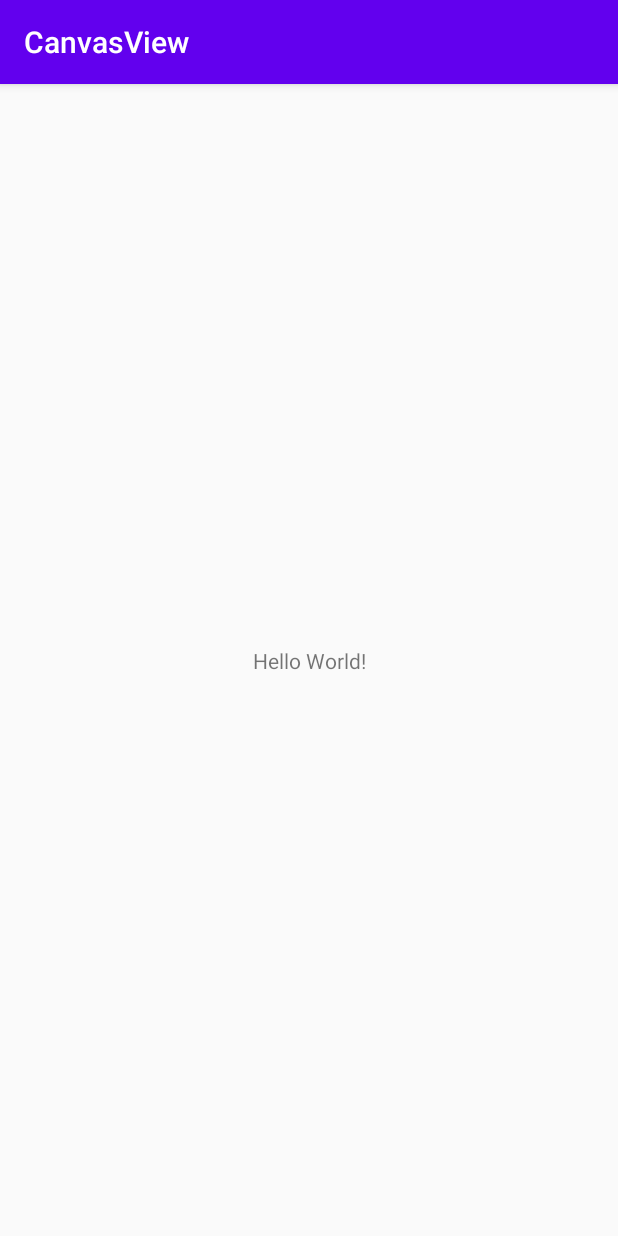
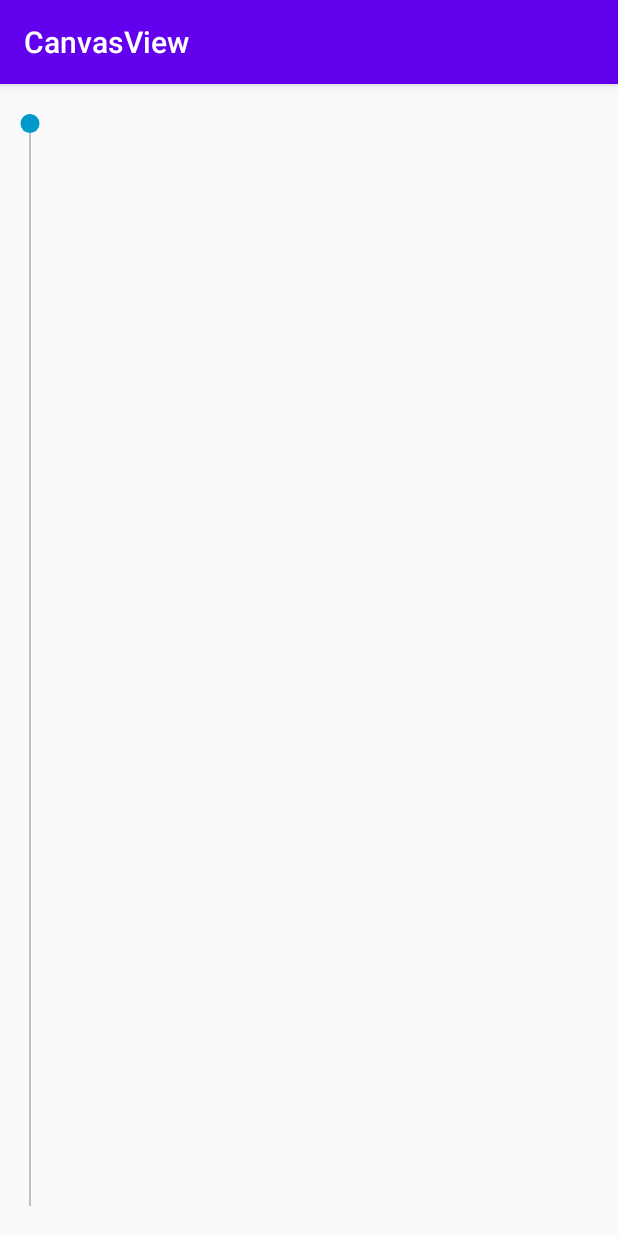
Before and after one commit to xcodeju/CanvasView, an Android app: the screen it shows after launch (MainActivity), on a phone screen of 412 x 824 dp. Run offline under Robolectric (Android 15) with nearby library versions, the phone set to English and light mode, and no system bars.

Commit message:
2.添加滑动条

```diff
--- /dev/null
+++ b/app/src/main/java/me/jrl/canvasview/Slider.kt
@@ -0,0 +1,129 @@
+package me.jrl.canvasview
+
+import android.content.Context
+import android.graphics.Canvas
+import android.graphics.Color
+import android.graphics.Paint
+import android.util.AttributeSet
+import android.view.MotionEvent
+import android.view.View
+
+class Slider : View {
+
+    //画笔(绘制滑动条)
+    private val mPaint by lazy {
+        Paint().apply {
+            color = mColor
+            strokeWidth = mLineWidth
+            style = Paint.Style.STROKE
+            isAntiAlias = true
+        }
+    }
+
+    //颜色
+    private var mColor:Int = 0
+    //线宽
+    private var mLineWidth = 0f
+    //小圆半径
+    private var mRadius = 0f
+    //记录触摸滑动值
+    private var position = 0f
+
+    //绘制不可变的线条背景
+    private val mSliderPaint: Paint by lazy {
+        Paint().apply {
+            color = Color.GRAY
+            strokeWidth = mLineWidth
+            style = Paint.Style.STROKE
+            isAntiAlias = true
+        }
+    }
+    //绘制小圆
+    private val mCirclePaint: Paint by lazy {
+        Paint().apply {
+            color = mColor
+            style = Paint.Style.FILL
+            isAntiAlias = true
+        }
+    }
+
+    constructor(context: Context):super(context){}
+
+    constructor(context: Context,attrs:AttributeSet?):super(context,attrs){
+        init(context, attrs)
+    }
+
+
+    /**
+     * 初始化
+     * */
+    private fun init(context: Context, attrs: AttributeSet?) {
+        initAttr(context, attrs)
+    }
+
+    private fun initAttr(context: Context, attrs: AttributeSet?) {
+        val array = context.obtainStyledAttributes(attrs,R.styleable.Slider)
+        mColor = array.getColor(R.styleable.Slider_mColor, Color.MAGENTA)
+        mRadius = array.getFloat(R.styleable.Slider_mRadius,dp2px(context,6))
+        array.recycle()
+    }
+
+    override fun onDraw(canvas: Canvas?) {
+        super.onDraw(canvas)
+        canvas?.drawLine(measuredWidth / 2f,0f,measuredWidth / 2f,measuredHeight * 1.0f,mSliderPaint)
+        canvas?.drawCircle(measuredWidth / 2f,position + mRadius,mRadius,mCirclePaint)
+        canvas?.drawLine(measuredWidth / 2f,0f,measuredWidth / 2f,position,mPaint)
+    }
+
+    override fun onTouchEvent(event: MotionEvent?): Boolean {
+
+        when (event?.action) {
+            MotionEvent.ACTION_DOWN -> {
+                position = when {
+                    position < -1 -> {
+                        0f
+                    }
+                    position > measuredHeight - mRadius + 1 -> {
+                        measuredHeight - mRadius
+                    }
+                    else -> {
+                        event.y
+                    }
+                }
+                invalidate()//刷新
+            }
+            MotionEvent.ACTION_MOVE -> {
+                position = when {
+                    position <  - 1 -> {
+                        0f
+                    }
+                    position >= measuredHeight - mRadius + 1 -> {
+                        measuredHeight - mRadius
+
+                    }
+                    else -> {
+                        event.y
+                    }
+                }
+                invalidate()//刷新
+            }
+            MotionEvent.ACTION_UP -> {
+                //松手
+
+            }
+        }
+        return true
+    }
+
+
+
+    /**
+     * dp 转 px
+     * @param dpValue dp值
+     * */
+    private fun dp2px(context: Context,dpValue:Int):Float{
+        val scale = context.resources.displayMetrics.density
+        return (scale * dpValue + 0.5f)
+    }
+
+}
--- a/app/src/main/res/layout/activity_main.xml
+++ b/app/src/main/res/layout/activity_main.xml
@@ -6,13 +6,15 @@
     android:layout_height="match_parent"
     tools:context=".MainActivity">
 
-    <TextView
-        android:layout_width="wrap_content"
-        android:layout_height="wrap_content"
-        android:text="Hello World!"
+    <me.jrl.canvasview.Slider
+        android:layout_width="20dp"
+        android:layout_height="match_parent"
+        android:layout_marginStart="10dp"
+        android:layout_marginTop="20dp"
+        android:layout_marginBottom="20dp"
+        app:mColor="@android:color/holo_blue_dark"
         app:layout_constraintBottom_toBottomOf="parent"
-        app:layout_constraintLeft_toLeftOf="parent"
-        app:layout_constraintRight_toRightOf="parent"
+        app:layout_constraintStart_toStartOf="parent"
         app:layout_constraintTop_toTopOf="parent" />
 
 </androidx.constraintlayout.widget.ConstraintLayout>
```
Also changed, not shown: app/src/main/res/values/attrs.xml (added, +7 -0 lines).
